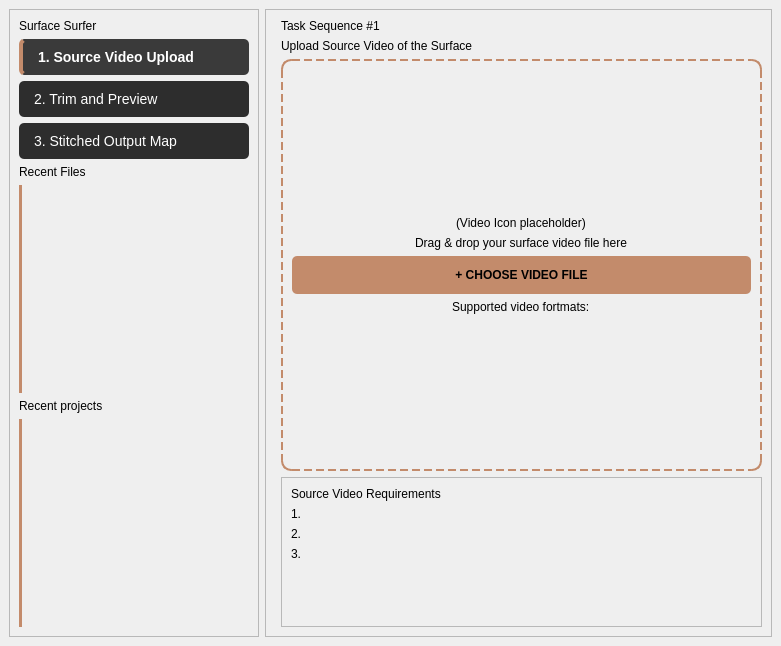
Old version of the form ui/main_window.ui in the repository Vak0p/bakalarka.
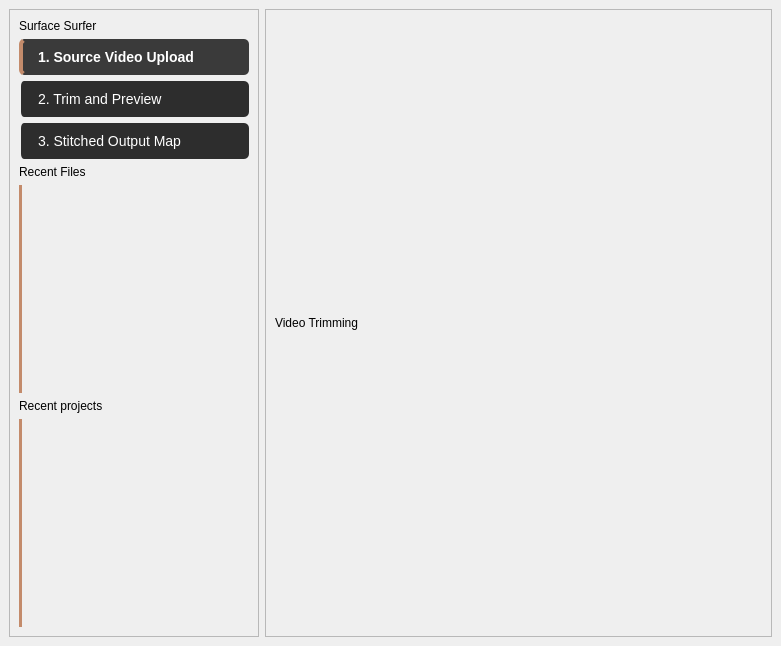
New version of the form. The open tabs and pages were chosen to show the change.

Commit message: add page stack with sidebar navigation

```diff
--- a/ui/main_window.ui
+++ b/ui/main_window.ui
@@ -23,6 +23,27 @@
         <height>16777211</height>
        </size>
       </property>
+      <property name="styleSheet">
+       <string notr="true">#task_button_1, #task_button_2, #task_button_3 {
+    background-color: #2D2D2D;
+    color: #FFFFFF;
+    text-align: left;
+    padding: 10px 15px;
+    border: none;
+    border-left: 4px solid transparent;
+    border-radius: 5px;
+    font-size: 14px;
+}
+#task_button_1:hover, #task_button_2:hover, #task_button_3:hover {
+    background-color: #3A3A3A;
+}
+#task_button_1:checked, #task_button_2:checked, #task_button_3:checked {
+    background-color: #3A3A3A;
+    border-left: 4px solid #C38B6B;
+    font-weight: bold;
+}
+</string>
+      </property>
       <property name="frameShape">
        <enum>QFrame::StyledPanel</enum>
       </property>
@@ -43,63 +64,52 @@
        <item>
         <widget class="QPushButton" name="task_button_1">
          <property name="styleSheet">
-          <string notr="true">QPushButton {
-    background-color: #3A3A3A;
-    color: #FFFFFF;
-    text-align: left;
-    padding: 10px 15px;
-    border: none;
-    border-left: 4px solid #C38B6B;
-    border-radius: 5px;
-    font-size: 14px;
-    font-weight: bold;
-}</string>
+          <string notr="true"/>
          </property>
          <property name="text">
           <string>1. Source Video Upload</string>
          </property>
+         <property name="checkable">
+          <bool>true</bool>
+         </property>
+         <property name="checked">
+          <bool>true</bool>
+         </property>
+         <property name="autoExclusive">
+          <bool>true</bool>
+         </property>
         </widget>
        </item>
        <item>
         <widget class="QPushButton" name="task_button_2">
          <property name="styleSheet">
-          <string notr="true">QPushButton {
-    background-color: #2D2D2D;
-    color: #FFFFFF;
-    text-align: left;
-    padding: 10px 15px;
-    border: none;
-    border-radius: 5px;
-    font-size: 14px;
-}
-QPushButton:hover {
-    background-color: #3A3A3A;
-}</string>
+          <string notr="true"/>
          </property>
          <property name="text">
           <string>2. Trim and Preview</string>
          </property>
+         <property name="checkable">
+          <bool>true</bool>
+         </property>
+         <property name="autoExclusive">
+          <bool>true</bool>
+         </property>
         </widget>
        </item>
        <item>
         <widget class="QPushButton" name="task_button_3">
          <property name="styleSheet">
-          <string notr="true">QPushButton {
-    background-color: #2D2D2D;
-    color: #FFFFFF;
-    text-align: left;
-    padding: 10px 15px;
-    border: none;
-    border-radius: 5px;
-    font-size: 14px;
-}
-QPushButton:hover {
-    background-color: #3A3A3A;
-}</string>
+          <string notr="true"/>
          </property>
          <property name="text">
           <string>3. Stitched Output Map</string>
          </property>
+         <property name="checkable">
+          <bool>true</bool>
+         </property>
+         <property name="autoExclusive">
+          <bool>true</bool>
+         </property>
         </widget>
        </item>
        <item>
@@ -157,26 +167,30 @@
      </widget>
     </item>
     <item>
-     <widget class="QFrame" name="main_area">
+     <widget class="QStackedWidget" name="page_stack">
       <property name="frameShape">
        <enum>QFrame::StyledPanel</enum>
       </property>
       <property name="frameShadow">
        <enum>QFrame::Raised</enum>
       </property>
+      <property name="currentIndex">
+       <number>0</number>
+      </property>
+      <widget class="QWidget" name="upload_page">
       <layout class="QVBoxLayout" name="verticalLayout_2">
        <property name="leftMargin">
         <number>15</number>
        </property>
        <item>
-        <widget class="QLabel" name="label_3">
+         <widget class="QLabel" name="upload_step_label">
          <property name="text">
           <string>Task Sequence #1</string>
          </property>
         </widget>
        </item>
        <item>
-        <widget class="QLabel" name="label_4">
+         <widget class="QLabel" name="upload_title_label">
          <property name="text">
           <string>Upload Source Video of the Surface</string>
          </property>
@@ -345,6 +359,29 @@
         </widget>
        </item>
       </layout>
+      </widget>
+      <widget class="QWidget" name="trim_page">
+       <layout class="QVBoxLayout" name="verticalLayout_5">
+        <item>
+         <widget class="QLabel" name="label">
+          <property name="text">
+           <string>Video Trimming</string>
+          </property>
+         </widget>
+        </item>
+       </layout>
+      </widget>
+      <widget class="QWidget" name="output_page">
+       <layout class="QVBoxLayout" name="verticalLayout_6">
+        <item>
+         <widget class="QLabel" name="label_2">
+          <property name="text">
+           <string>Created Map</string>
+          </property>
+         </widget>
+        </item>
+       </layout>
+      </widget>
      </widget>
     </item>
    </layout>
```
Lines whose indentation alone changed are shown as unchanged. The commit also changes 3 other files.
